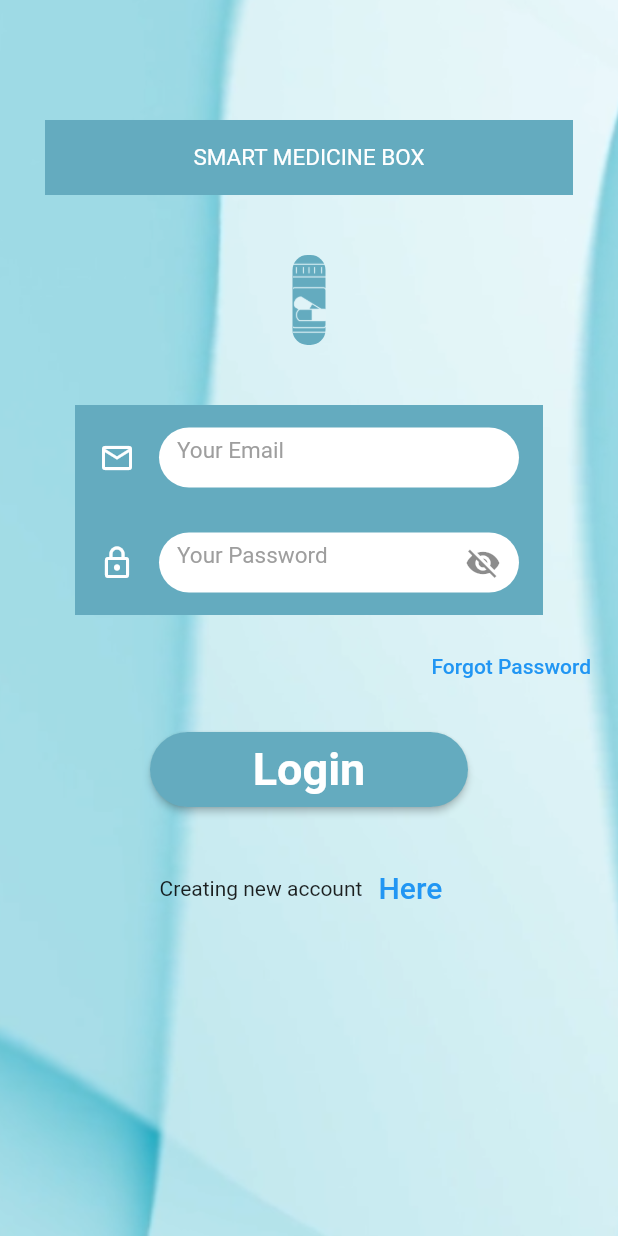
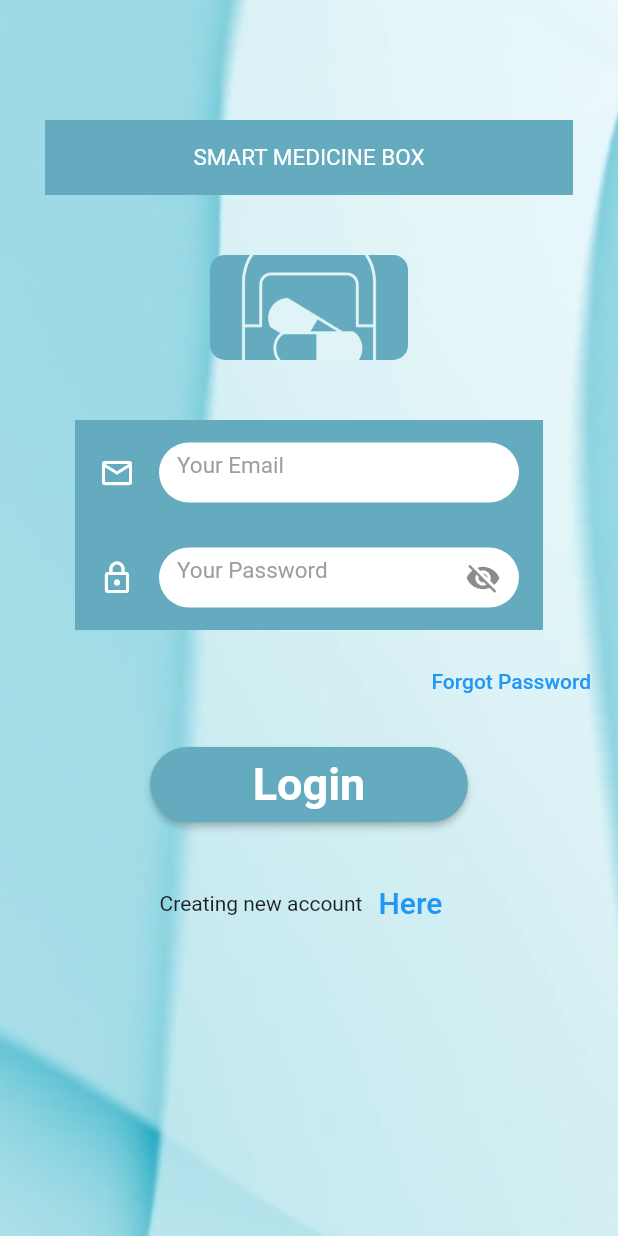
Before and after one commit to Hqhuy1411/Medicine-Management, a Flutter app: the screen it shows after launch, on a phone screen of 412 x 824 dp. Run offline on Flutter 3.47's test engine with Material 2 defaults, Android fonts, the phone set to English and light mode, and no system bars; our stand-ins replace boxicons, camera, cloud_firestore, firebase_auth, firebase_core, firebase_database and 5 more; missing offline and left inert: time_picker_widget; accounts and stored records are empty.

Commit message:
fix logo page login

```diff
--- a/lib/main.dart
+++ b/lib/main.dart
@@ -122,30 +122,35 @@ bool _isObscured = true;
                 ),
               ),
             ),
-            SizedBox(width: 20),
+            // SizedBox(width: 20),
             Container(
-              width: 60,
-              height: 60,
-              margin: EdgeInsets.symmetric(vertical: 20, horizontal: 185),
+              width: 70,
+              height: 70,
+              // margin: EdgeInsets.symmetric(vertical: 20, horizontal: 185),
+              margin: EdgeInsets.only(top: 20, bottom: 20, left: 130, right: 130),
               decoration: BoxDecoration(
                 color: Color(0xff64abbf),
-                // image: DecorationImage(
-                //   image: AssetImage('/images/icon_app.png'),
-                //   fit: BoxFit.cover,
-                // ),
+                image: DecorationImage(
+                  image: AssetImage('images/icon_app.png'),
+                  fit: BoxFit.cover,
+                ),
                 borderRadius: BorderRadius.circular(10),
               ),
-                child: Stack(
-                  children: <Widget>[
-                    Positioned(
-                      top: 0,
-                      left: 0,
-                      right: 0,
-                      bottom: 0,
-                      child: Image.asset('images/icon_app.png', fit: BoxFit.cover),
-                    ),
-                  ],
-                ),
+                // child: Stack(
+                //   children: <Widget>[
+                //     Positioned(
+                //       top: 0,
+                //       left: 0,
+                //       right: 0,
+                //       bottom: 0,
+                //       child: Image.asset('images/icon_app.png', fit: BoxFit.cover),
+                //       icon: Icon(
+                //                   Icons.email_outlined,
+                //                   color: Color(0xFFFFFFFF),
+                //                 ),
+                //     ),
+                //   ],
+                // ),
             ),
 
             Container(
```
